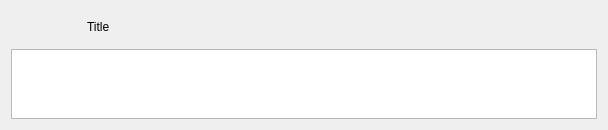
Old version of the form App/Dialogs/TabularReport/TabularReport.ui in the repository FelixdelasPozas/EspINA.
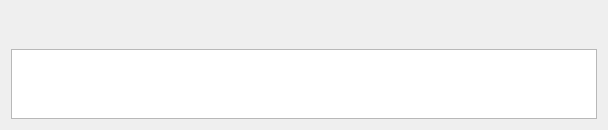
New version of the form. Icons and pictures are not drawn. Custom widgets are drawn as their Qt base class.

```diff
--- a/App/Dialogs/TabularReport/TabularReport.ui
+++ b/App/Dialogs/TabularReport/TabularReport.ui
@@ -112,19 +112,6 @@
        </property>
       </widget>
      </item>
-     <item>
-      <widget class="QLabel" name="title">
-       <property name="sizePolicy">
-        <sizepolicy hsizetype="Preferred" vsizetype="Maximum">
-         <horstretch>0</horstretch>
-         <verstretch>0</verstretch>
-        </sizepolicy>
-       </property>
-       <property name="text">
-        <string>Title</string>
-       </property>
-      </widget>
-     </item>
      <item>
       <spacer name="horizontalSpacer_5">
        <property name="orientation">
```
